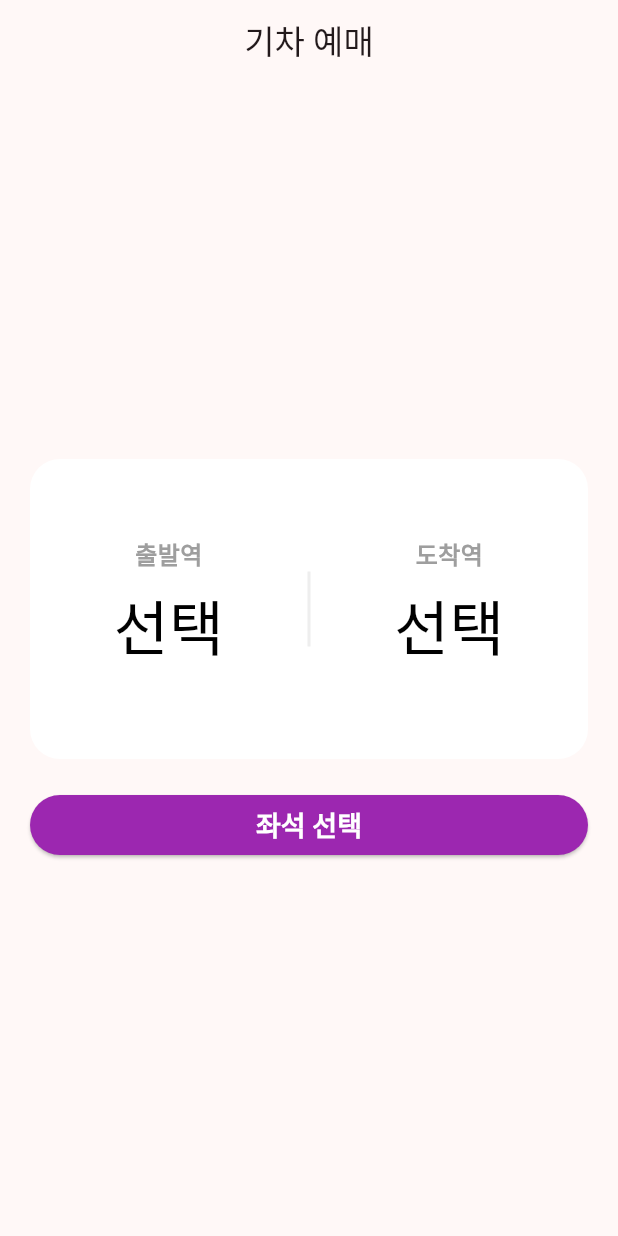
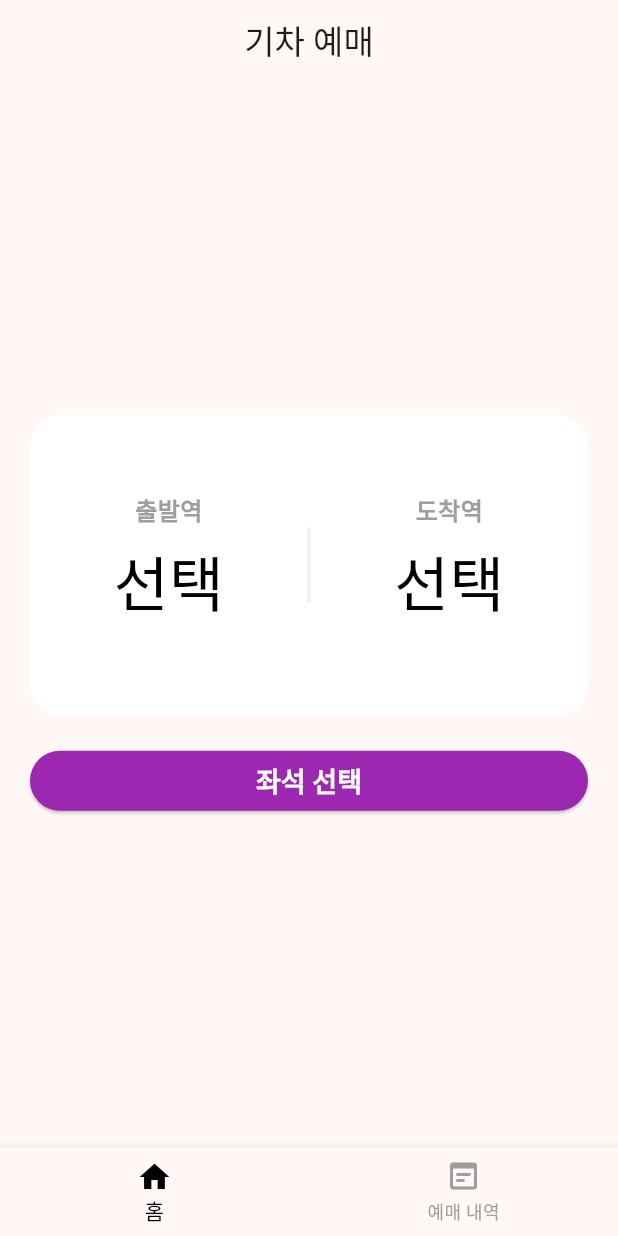
Before and after one commit to ilsong963/flutter_train_app, a Flutter app: the screen it shows after launch, on a phone screen of 412 x 824 dp. Run offline on Flutter 3.47's test engine with Material 3 defaults, Android fonts, the phone set to English and light mode, and no system bars.

Commit message:
feat: bottom navigation bar

```diff
--- a/lib/main.dart
+++ b/lib/main.dart
@@ -23,6 +23,12 @@ class MyApp extends StatelessWidget {
         textButtonTheme: TextButtonThemeData(
           style: TextButton.styleFrom(foregroundColor: Colors.black),
         ),
+        bottomNavigationBarTheme: BottomNavigationBarThemeData(
+          selectedLabelStyle: TextStyle(color: Colors.black),
+          selectedItemColor: Colors.black,
+          unselectedItemColor: Colors.grey[500],
+          unselectedLabelStyle: TextStyle(color: Colors.grey[500]),
+        ),
       ),
       darkTheme: ThemeData(
         useMaterial3: true,
@@ -34,6 +40,12 @@ class MyApp extends StatelessWidget {
         textButtonTheme: TextButtonThemeData(
           style: TextButton.styleFrom(foregroundColor: Colors.white),
         ),
+        bottomNavigationBarTheme: BottomNavigationBarThemeData(
+          selectedLabelStyle: TextStyle(color: Colors.white),
+          selectedItemColor: Colors.white,
+          unselectedItemColor: Colors.grey[800],
+          unselectedLabelStyle: TextStyle(color: Colors.grey[800]),
+        ),
       ),
     );
   }
--- a/lib/page/home/home.dart
+++ b/lib/page/home/home.dart
@@ -17,6 +17,16 @@ class _HomePageState extends State<HomePage> {
   Widget build(BuildContext context) {
     return Scaffold(
       appBar: AppBar(title: Text('기차 예매'), centerTitle: true),
+      bottomNavigationBar: BottomNavigationBar(
+        onTap: (value) {},
+        items: [
+          BottomNavigationBarItem(icon: Icon(Icons.home), label: "홈"),
+          BottomNavigationBarItem(
+            icon: Icon(Icons.wysiwyg_rounded),
+            label: "예매 내역",
+          ),
+        ],
+      ),
       body: Padding(
         padding: EdgeInsets.all(20),
         child: Column(
```
